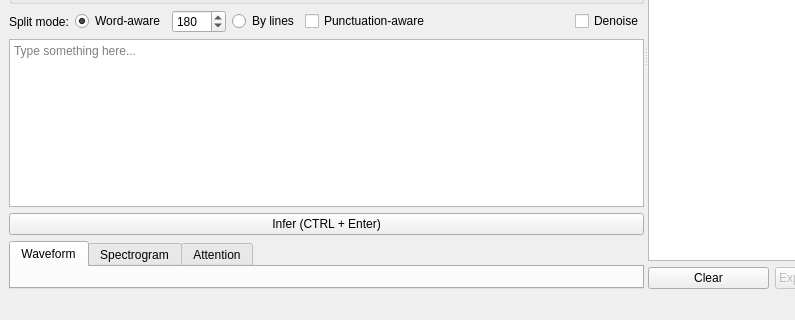
The window that mainwindow.ui (ZDisket/TensorVox) describes before a commit, drawn with Qt 5; both pictures show x 0 to 795 and y 206 to 526 of the 1047 by 526 pixel window.
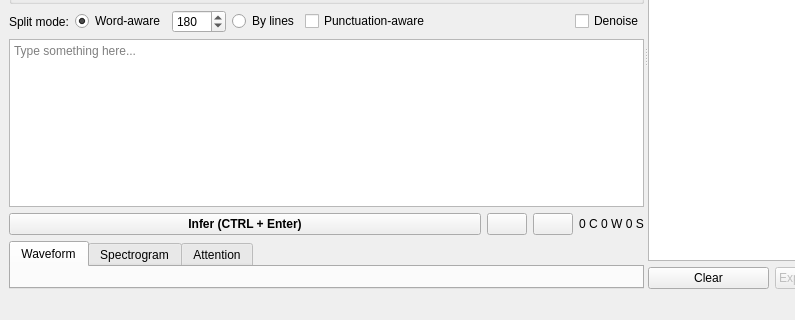
The same window after the commit. Icons and pictures are not drawn. Custom widgets are drawn as their Qt base class.

Commit message: Add random phrase, clear text button, word, char count

```diff
--- a/mainwindow.ui
+++ b/mainwindow.ui
@@ -351,12 +351,74 @@
            </widget>
           </item>
           <item>
-           <layout class="QHBoxLayout" name="horizontalLayout_11">
+           <layout class="QHBoxLayout" name="horizontalLayout_14">
             <item>
              <widget class="QPushButton" name="btnInfer">
+              <property name="sizePolicy">
+               <sizepolicy hsizetype="Minimum" vsizetype="Fixed">
+                <horstretch>2</horstretch>
+                <verstretch>0</verstretch>
+               </sizepolicy>
+              </property>
+              <property name="font">
+               <font>
+                <weight>75</weight>
+                <bold>true</bold>
+               </font>
+              </property>
               <property name="text">
                <string>Infer (CTRL + Enter)</string>
               </property>
+              <property name="iconSize">
+               <size>
+                <width>32</width>
+                <height>32</height>
+               </size>
+              </property>
+             </widget>
+            </item>
+            <item>
+             <widget class="QPushButton" name="btnClearTxt">
+              <property name="toolTip">
+               <string>Clear current text</string>
+              </property>
+              <property name="text">
+               <string/>
+              </property>
+              <property name="icon">
+               <iconset resource="stdres.qrc">
+                <normaloff>:/res/clear64.png</normaloff>:/res/clear64.png</iconset>
+              </property>
+              <property name="iconSize">
+               <size>
+                <width>16</width>
+                <height>16</height>
+               </size>
+              </property>
+             </widget>
+            </item>
+            <item>
+             <widget class="QPushButton" name="btnRandom">
+              <property name="toolTip">
+               <string>Random text</string>
+              </property>
+              <property name="text">
+               <string/>
+              </property>
+              <property name="icon">
+               <iconset resource="stdres.qrc">
+                <normaloff>:/res/random64.png</normaloff>:/res/random64.png</iconset>
+              </property>
+             </widget>
+            </item>
+            <item>
+             <widget class="QLabel" name="lblCharCount">
+              <property name="text">
+               <string>0 C 0 W 0 S</string>
+              </property>
+              <property name="alignment">
+               <set>Qt::AlignCenter</set>
+              </property>
              </widget>
             </item>
            </layout>
```
Left out of the diff: 20 changed lines with no effect on the pictures. The commit also changes 10 other files.
